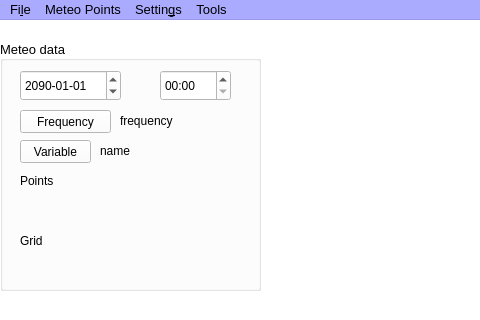
gaowudao/CRITERIA3D, file PRAGA/mainwindow.ui: the form before one commit; both pictures show x 0 to 480 and y 0 to 320 of the 1368 by 768 pixel window.
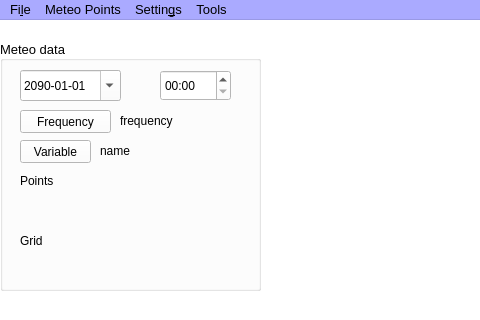
The form after the commit.

```diff
--- a/PRAGA/mainwindow.ui
+++ b/PRAGA/mainwindow.ui
@@ -1688,6 +1688,9 @@
      <property name="displayFormat">
       <string>yyyy-MM-dd</string>
      </property>
+     <property name="calendarPopup">
+      <bool>true</bool>
+     </property>
      <property name="date">
       <date>
        <year>2090</year>
```
